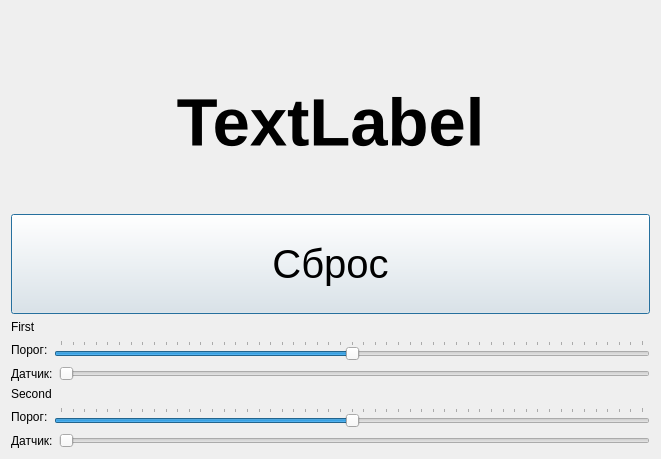
Above: desktop_ui/mainwindow.ui from polovik/stopwatch before the change. Below: the same form after it.
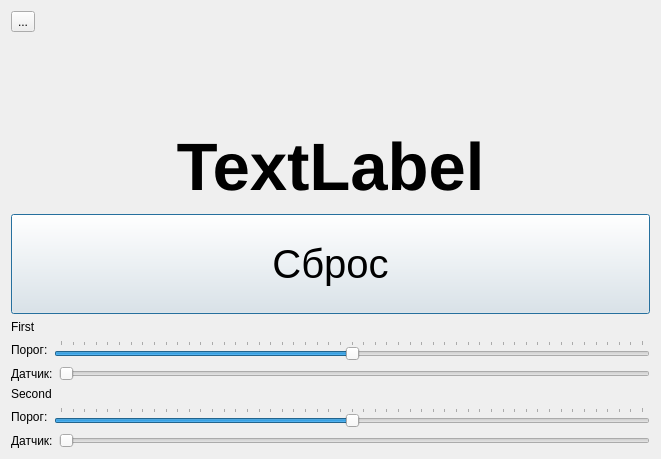
That is the form after the change. Icons and pictures are not drawn.

Commit message: Add form for simulate 1 second timer.

What changed in the file:
```diff
--- a/desktop_ui/mainwindow.ui
+++ b/desktop_ui/mainwindow.ui
@@ -18,7 +18,34 @@
     <normaloff>:/logo.ico</normaloff>:/logo.ico</iconset>
   </property>
   <widget class="QWidget" name="centralWidget">
-   <layout class="QVBoxLayout" name="verticalLayout_2" stretch="0,1,0,0">
+   <layout class="QVBoxLayout" name="verticalLayout_2">
+    <item>
+     <layout class="QHBoxLayout" name="horizontalLayout_6">
+      <item>
+       <widget class="QToolButton" name="buttonTestPrecision">
+        <property name="text">
+         <string>...</string>
+        </property>
+        <property name="toolButtonStyle">
+         <enum>Qt::ToolButtonIconOnly</enum>
+        </property>
+       </widget>
+      </item>
+      <item>
+       <spacer name="horizontalSpacer_2">
+        <property name="orientation">
+         <enum>Qt::Horizontal</enum>
+        </property>
+        <property name="sizeHint" stdset="0">
+         <size>
+          <width>40</width>
+          <height>20</height>
+         </size>
+        </property>
+       </spacer>
+      </item>
+     </layout>
+    </item>
     <item>
      <layout class="QHBoxLayout" name="horizontalLayout" stretch="1,0,1">
       <item>
```
The commit also changes 6 other files.
